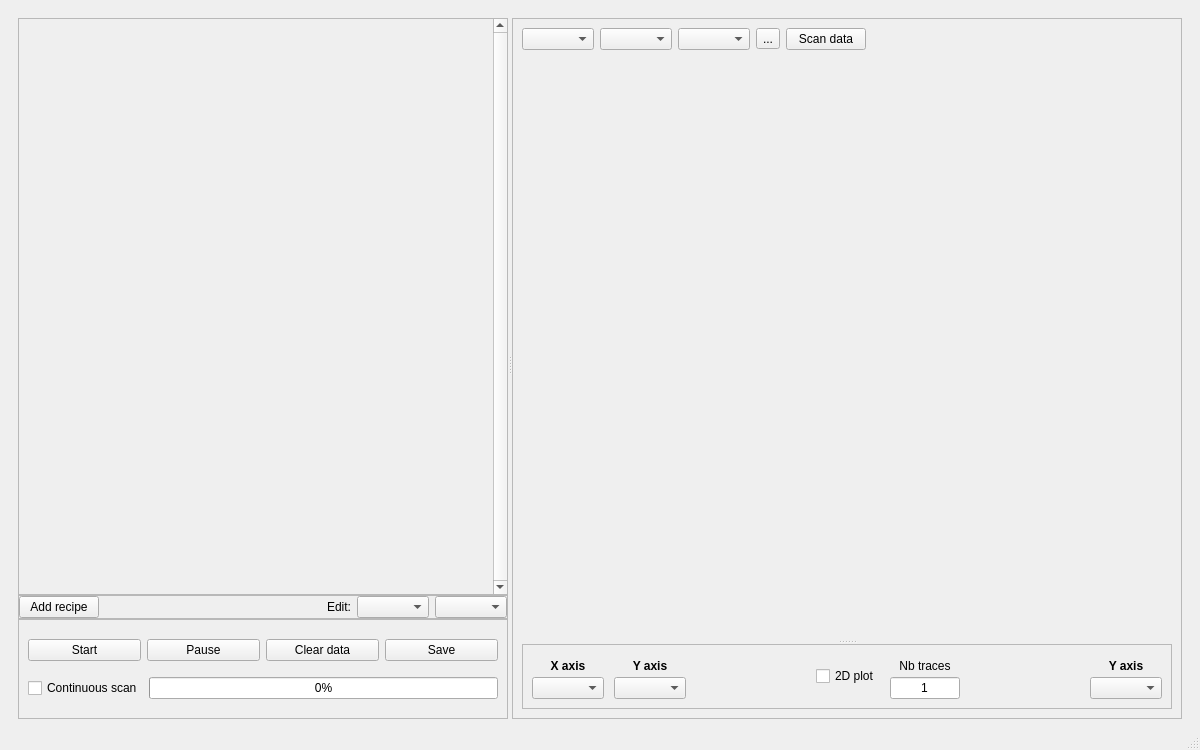
First picture: the form in autolab/core/gui/scanning/interface.ui, repository autolab-project/autolab, before the edit.
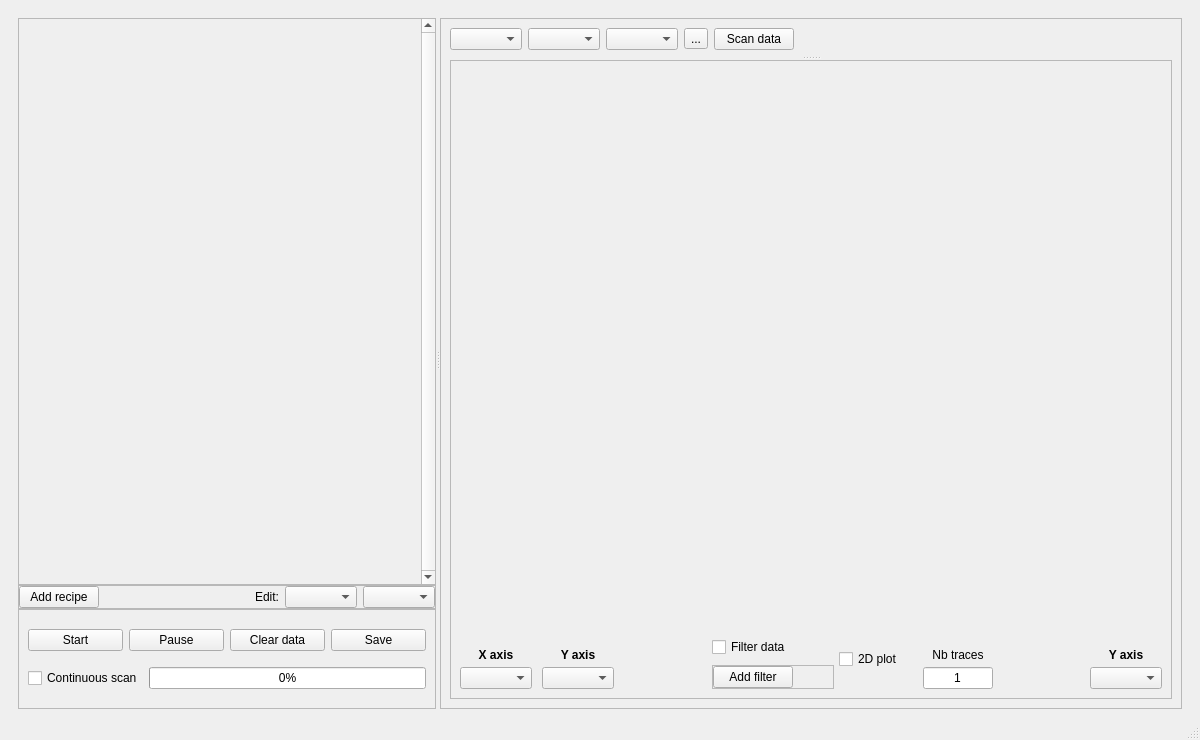
Second picture: the form after the edit.

Commit message:
Can filter data in scanner + minors changes
- Add filter option to scanner: can filter data of a scan to plot only relevant values (can plot a line from a 2D scan for a specific value)

- Add TEST connection to driver for debugging purposes
- Avoid error if modify device with bad connection
- Avoid error if no data in 2D plot

The edit to the form file:
```diff
--- a/autolab/core/gui/scanning/interface.ui
+++ b/autolab/core/gui/scanning/interface.ui
@@ -7,7 +7,7 @@
     <x>0</x>
     <y>0</y>
     <width>1200</width>
-    <height>750</height>
+    <height>740</height>
    </rect>
   </property>
   <property name="font">
@@ -69,8 +69,8 @@
                <rect>
                 <x>0</x>
                 <y>0</y>
-                <width>452</width>
-                <height>553</height>
+                <width>380</width>
+                <height>543</height>
                </rect>
               </property>
               <layout class="QVBoxLayout" name="verticalLayout_7">
@@ -373,16 +373,23 @@
                  <height>65</height>
                 </size>
                </property>
-               <property name="maximumSize">
-                <size>
-                 <width>16777215</width>
-                 <height>65</height>
-                </size>
-               </property>
                <property name="frameShape">
                 <enum>QFrame::StyledPanel</enum>
                </property>
                <layout class="QVBoxLayout" name="verticalLayout_9">
+                <item>
+                 <spacer name="verticalSpacer_5">
+                  <property name="orientation">
+                   <enum>Qt::Vertical</enum>
+                  </property>
+                  <property name="sizeHint" stdset="0">
+                   <size>
+                    <width>20</width>
+                    <height>40</height>
+                   </size>
+                  </property>
+                 </spacer>
+                </item>
                 <item>
                  <layout class="QHBoxLayout" name="horizontalLayout_6">
                   <property name="spacing">
@@ -405,7 +412,10 @@
                        <string>X axis</string>
                       </property>
                       <property name="alignment">
-                       <set>Qt::AlignCenter</set>
+                       <set>Qt::AlignBottom|Qt::AlignHCenter</set>
+                      </property>
+                      <property name="indent">
+                       <number>5</number>
                       </property>
                      </widget>
                     </item>
@@ -451,7 +461,10 @@
                        <string>Y axis</string>
                       </property>
                       <property name="alignment">
-                       <set>Qt::AlignCenter</set>
+                       <set>Qt::AlignBottom|Qt::AlignHCenter</set>
+                      </property>
+                      <property name="indent">
+                       <number>5</number>
                       </property>
                      </widget>
                     </item>
@@ -478,14 +491,144 @@
                    </spacer>
                   </item>
                   <item>
-                   <widget class="QCheckBox" name="variable_x2_checkBox">
-                    <property name="toolTip">
-                     <string>Show scan data as 2D colormesh</string>
+                   <spacer name="horizontalSpacer_9">
+                    <property name="orientation">
+                     <enum>Qt::Horizontal</enum>
                     </property>
-                    <property name="text">
-                     <string>2D plot</string>
+                    <property name="sizeType">
+                     <enum>QSizePolicy::Minimum</enum>
                     </property>
-                   </widget>
+                    <property name="sizeHint" stdset="0">
+                     <size>
+                      <width>5</width>
+                      <height>20</height>
+                     </size>
+                    </property>
+                   </spacer>
+                  </item>
+                  <item>
+                   <layout class="QVBoxLayout" name="verticalLayoutFilter">
+                    <item>
+                     <widget class="QCheckBox" name="checkBoxFilter">
+                      <property name="text">
+                       <string>Filter data</string>
+                      </property>
+                     </widget>
+                    </item>
+                    <item>
+                     <spacer name="verticalSpacer_4">
+                      <property name="orientation">
+                       <enum>Qt::Vertical</enum>
+                      </property>
+                      <property name="sizeType">
+                       <enum>QSizePolicy::Fixed</enum>
+                      </property>
+                      <property name="sizeHint" stdset="0">
+                       <size>
+                        <width>20</width>
+                        <height>8</height>
+                       </size>
+                      </property>
+                     </spacer>
+                    </item>
+                    <item>
+                     <widget class="QFrame" name="frameFilter">
+                      <property name="toolTip">
+                       <string extracomment="Filter displayed data"/>
+                      </property>
+                      <property name="frameShape">
+                       <enum>QFrame::StyledPanel</enum>
+                      </property>
+                      <property name="frameShadow">
+                       <enum>QFrame::Sunken</enum>
+                      </property>
+                      <layout class="QVBoxLayout" name="layoutFilter">
+                       <property name="leftMargin">
+                        <number>0</number>
+                       </property>
+                       <property name="topMargin">
+                        <number>0</number>
+                       </property>
+                       <property name="rightMargin">
+                        <number>0</number>
+                       </property>
+                       <property name="bottomMargin">
+                        <number>0</number>
+                       </property>
+                       <item>
+                        <layout class="QHBoxLayout" name="horizontalLayout">
+                         <item>
+                          <widget class="QPushButton" name="addFilterPushButton">
+                           <property name="text">
+                            <string>Add filter</string>
+                           </property>
+                          </widget>
+                         </item>
+                         <item>
+                          <spacer name="horizontalSpacer_8">
+                           <property name="orientation">
+                            <enum>Qt::Horizontal</enum>
+                           </property>
+                           <property name="sizeHint" stdset="0">
+                            <size>
+                             <width>40</width>
+                             <height>20</height>
+                            </size>
+                           </property>
+                          </spacer>
+                         </item>
+                        </layout>
+                       </item>
+                      </layout>
+                     </widget>
+                    </item>
+                   </layout>
+                  </item>
+                  <item>
+                   <spacer name="horizontalSpacer_7">
+                    <property name="orientation">
+                     <enum>Qt::Horizontal</enum>
+                    </property>
+                    <property name="sizeType">
+                     <enum>QSizePolicy::Minimum</enum>
+                    </property>
+                    <property name="sizeHint" stdset="0">
+                     <size>
+                      <width>5</width>
+                      <height>20</height>
+                     </size>
+                    </property>
+                   </spacer>
+                  </item>
+                  <item>
+                   <layout class="QVBoxLayout" name="verticalLayout_8">
+                    <item>
+                     <widget class="QCheckBox" name="variable_x2_checkBox">
+                      <property name="toolTip">
+                       <string>Show scan data as 2D colormesh</string>
+                      </property>
+                      <property name="text">
+                       <string>2D plot</string>
+                      </property>
+                     </widget>
+                    </item>
+                    <item>
+                     <spacer name="verticalSpacer_2">
+                      <property name="orientation">
+                       <enum>Qt::Vertical</enum>
+                      </property>
+                      <property name="sizeType">
+                       <enum>QSizePolicy::Fixed</enum>
+                      </property>
+                      <property name="sizeHint" stdset="0">
+                       <size>
+                        <width>20</width>
+                        <height>8</height>
+                       </size>
+                      </property>
+                     </spacer>
+                    </item>
+                   </layout>
                   </item>
                   <item>
                    <spacer name="horizontalSpacer_3">
@@ -497,7 +640,7 @@
                     </property>
                     <property name="sizeHint" stdset="0">
                      <size>
-                      <width>10</width>
+                      <width>20</width>
                       <height>20</height>
                      </size>
                     </property>
@@ -514,7 +657,10 @@
                        <string>Nb traces</string>
                       </property>
                       <property name="alignment">
-                       <set>Qt::AlignCenter</set>
+                       <set>Qt::AlignBottom|Qt::AlignHCenter</set>
+                      </property>
+                      <property name="indent">
+                       <number>5</number>
                       </property>
                      </widget>
                     </item>
@@ -545,6 +691,22 @@
                     </item>
                    </layout>
                   </item>
+                  <item>
+                   <spacer name="horizontalSpacer_10">
+                    <property name="orientation">
+                     <enum>Qt::Horizontal</enum>
+                    </property>
+                    <property name="sizeType">
+                     <enum>QSizePolicy::Minimum</enum>
+                    </property>
+                    <property name="sizeHint" stdset="0">
+                     <size>
+                      <width>5</width>
+                      <height>20</height>
+                     </size>
+                    </property>
+                   </spacer>
+                  </item>
                   <item>
                    <spacer name="horizontalSpacer_5">
                     <property name="orientation">
@@ -575,7 +737,10 @@
                        <string>Y axis</string>
                       </property>
                       <property name="alignment">
-                       <set>Qt::AlignCenter</set>
+                       <set>Qt::AlignBottom|Qt::AlignHCenter</set>
+                      </property>
+                      <property name="indent">
+                       <number>5</number>
                       </property>
                      </widget>
                     </item>
```
Left out of the diff: 2 changed lines with no effect on the pictures. The commit also changes 4 other files.
